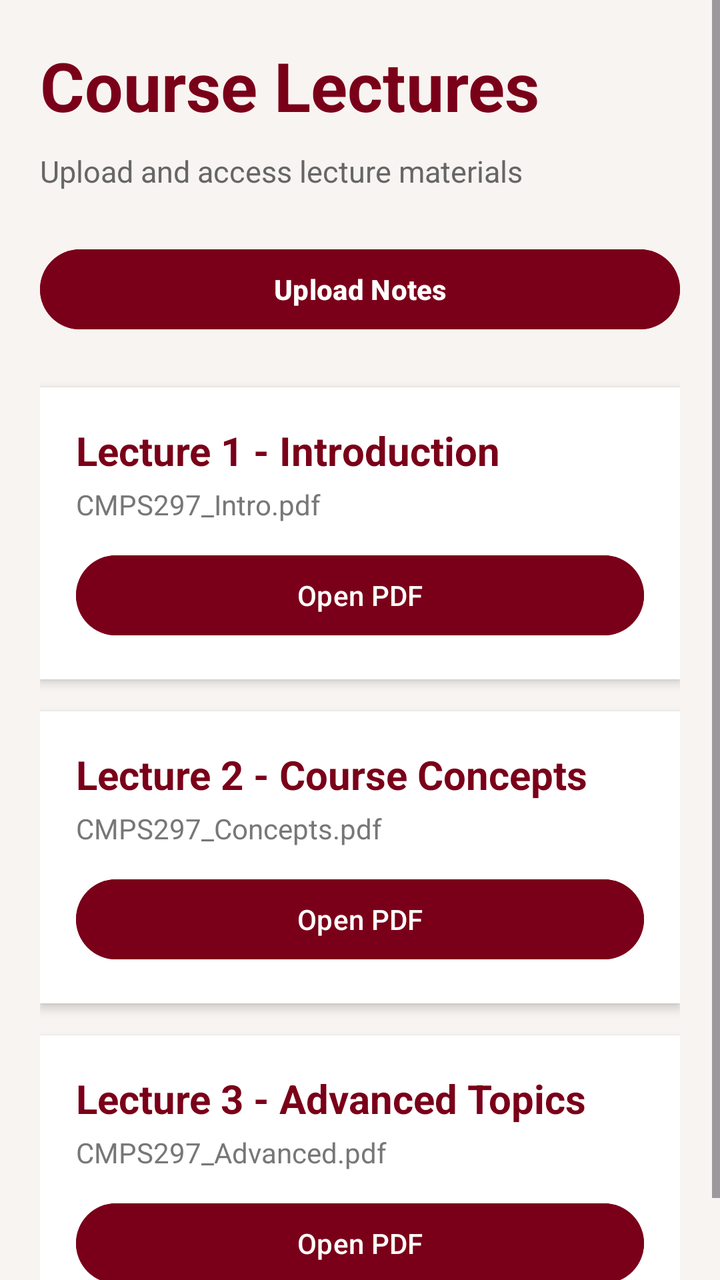
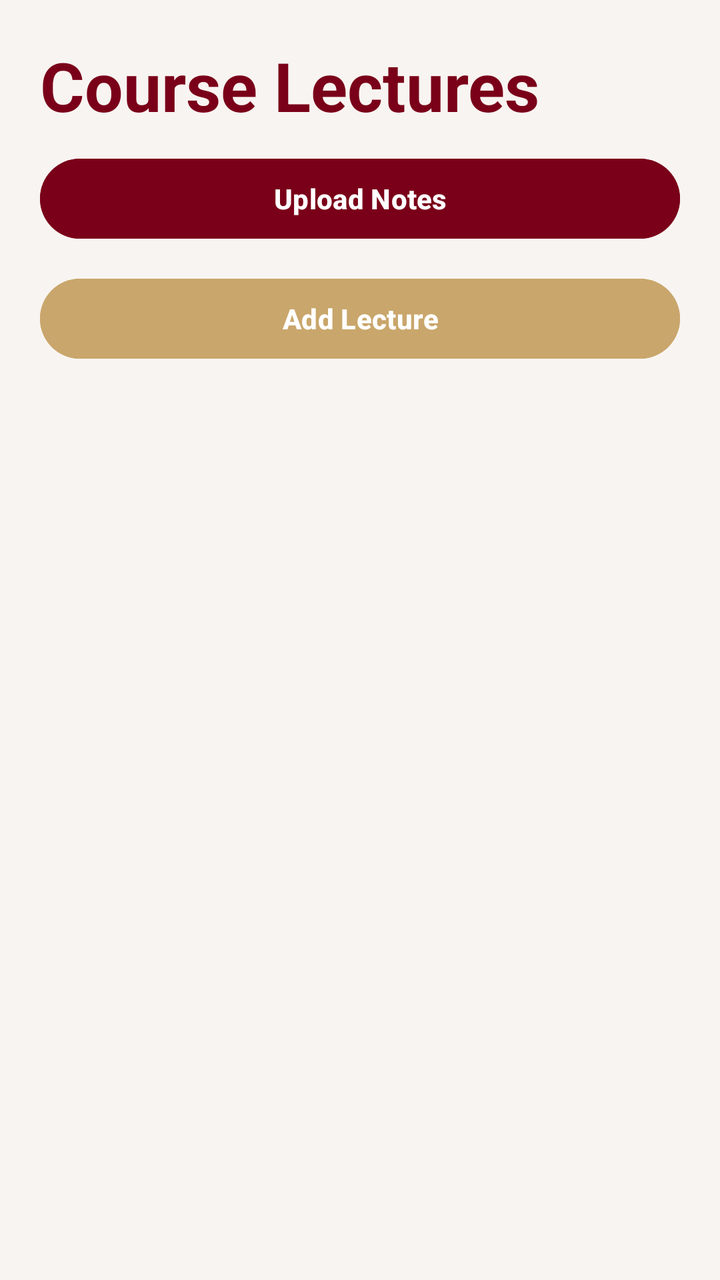

The first picture is an Android layout as it rendered before a commit; the second is the same layout after the commit. The layout source and the unified diff follow.
<!-- AndroidManifest.xml: application theme Theme.AUBStudyNotesApp -->
<!-- res/layout/activity_lectures.xml -->
<?xml version="1.0" encoding="utf-8"?>
<ScrollView xmlns:android="http://schemas.android.com/apk/res/android"
    android:layout_width="match_parent"
    android:layout_height="match_parent"
    android:background="#F8F4F1">

    <LinearLayout
        android:layout_width="match_parent"
        android:layout_height="wrap_content"
        android:orientation="vertical"
        android:padding="20dp">

        <TextView
            android:layout_width="wrap_content"
            android:layout_height="wrap_content"
            android:text="Course Lectures"
            android:textSize="34sp"
            android:textStyle="bold"
            android:textColor="#7A0019"
            android:layout_marginBottom="10dp"/>

        <TextView
            android:layout_width="wrap_content"
            android:layout_height="wrap_content"
            android:text="Upload and access lecture materials"
            android:textSize="15sp"
            android:textColor="#666666"
            android:layout_marginBottom="25dp"/>

        <Button
            android:id="@+id/btnUpload"
            android:layout_width="match_parent"
            android:layout_height="wrap_content"
            android:text="Upload Notes"
            android:textStyle="bold"
            android:textColor="#FFFFFF"
            android:backgroundTint="#7A0019"
            android:layout_marginBottom="25dp"/>

        <LinearLayout
            android:layout_width="match_parent"
            android:layout_height="wrap_content"
            android:orientation="vertical"
            android:background="#FFFFFF"
            android:elevation="3dp"
            android:padding="18dp"
            android:layout_marginBottom="16dp">

            <TextView
                android:layout_width="wrap_content"
                android:layout_height="wrap_content"
                android:text="Lecture 1 - Introduction"
                android:textSize="20sp"
                android:textStyle="bold"
                android:textColor="#7A0019"/>

            <TextView
                android:layout_width="wrap_content"
                android:layout_height="wrap_content"
                android:text="CMPS297_Intro.pdf"
                android:textSize="14sp"
                android:textColor="#777777"
                android:layout_marginTop="4dp"/>

            <Button
                android:id="@+id/btnPdf"
                android:layout_width="match_parent"
                android:layout_height="wrap_content"
                android:text="Open PDF"
                android:textColor="#FFFFFF"
                android:backgroundTint="#7A0019"
                android:layout_marginTop="12dp"/>
        </LinearLayout>

        <LinearLayout
            android:layout_width="match_parent"
            android:layout_height="wrap_content"
            android:orientation="vertical"
            android:background="#FFFFFF"
            android:elevation="3dp"
            android:padding="18dp"
            android:layout_marginBottom="16dp">

            <TextView
                android:layout_width="wrap_content"
                android:layout_height="wrap_content"
                android:text="Lecture 2 - Course Concepts"
                android:textSize="20sp"
                android:textStyle="bold"
                android:textColor="#7A0019"/>

            <TextView
                android:layout_width="wrap_content"
                android:layout_height="wrap_content"
                android:text="CMPS297_Concepts.pdf"
                android:textSize="14sp"
                android:textColor="#777777"
                android:layout_marginTop="4dp"/>

            <Button
                android:id="@+id/btnPdf2"
                android:layout_width="match_parent"
                android:layout_height="wrap_content"
                android:text="Open PDF"
                android:textColor="#FFFFFF"
                android:backgroundTint="#7A0019"
                android:layout_marginTop="12dp"/>
        </LinearLayout>

        <LinearLayout
            android:layout_width="match_parent"
            android:layout_height="wrap_content"
            android:orientation="vertical"
            android:background="#FFFFFF"
            android:elevation="3dp"
            android:padding="18dp">

            <TextView
                android:layout_width="wrap_content"
                android:layout_height="wrap_content"
                android:text="Lecture 3 - Advanced Topics"
                android:textSize="20sp"
                android:textStyle="bold"
                android:textColor="#7A0019"/>

            <TextView
                android:layout_width="wrap_content"
                android:layout_height="wrap_content"
                android:text="CMPS297_Advanced.pdf"
                android:textSize="14sp"
                android:textColor="#777777"
                android:layout_marginTop="4dp"/>

            <Button
                android:id="@+id/btnPdf3"
                android:layout_width="match_parent"
                android:layout_height="wrap_content"
                android:text="Open PDF"
                android:textColor="#FFFFFF"
                android:backgroundTint="#7A0019"
                android:layout_marginTop="12dp"/>
        </LinearLayout>

    </LinearLayout>

</ScrollView>
<!-- resources referenced by this layout -->
<resources>
  <style name="Theme.AUBStudyNotesApp" parent="Base.Theme.AUBStudyNotesApp" />
  <style name="Base.Theme.AUBStudyNotesApp" parent="Theme.Material3.DayNight.NoActionBar">
          
          
      </style>
</resources>

<!-- the commit's change to res/layout/activity_lectures.xml (unified diff, before → after) -->
@@ -5,6 +5,7 @@
     android:background="#F8F4F1">
 
     <LinearLayout
+        android:id="@+id/lectureContainer"
         android:layout_width="match_parent"
         android:layout_height="wrap_content"
         android:orientation="vertical"
@@ -19,14 +20,6 @@
             android:textColor="#7A0019"
             android:layout_marginBottom="10dp"/>
 
-        <TextView
-            android:layout_width="wrap_content"
-            android:layout_height="wrap_content"
-            android:text="Upload and access lecture materials"
-            android:textSize="15sp"
-            android:textColor="#666666"
-            android:layout_marginBottom="25dp"/>
-
         <Button
             android:id="@+id/btnUpload"
             android:layout_width="match_parent"
@@ -35,111 +28,17 @@
             android:textStyle="bold"
             android:textColor="#FFFFFF"
             android:backgroundTint="#7A0019"
-            android:layout_marginBottom="25dp"/>
+            android:layout_marginBottom="12dp"/>
 
-        <LinearLayout
+        <Button
+            android:id="@+id/btnAddLecture"
             android:layout_width="match_parent"
             android:layout_height="wrap_content"
-            android:orientation="vertical"
-            android:background="#FFFFFF"
-            android:elevation="3dp"
-            android:padding="18dp"
-            android:layout_marginBottom="16dp">
-
-            <TextView
-                android:layout_width="wrap_content"
-                android:layout_height="wrap_content"
-                android:text="Lecture 1 - Introduction"
-                android:textSize="20sp"
-                android:textStyle="bold"
-                android:textColor="#7A0019"/>
-
-            <TextView
-                android:layout_width="wrap_content"
-                android:layout_height="wrap_content"
-                android:text="CMPS297_Intro.pdf"
-                android:textSize="14sp"
-                android:textColor="#777777"
-                android:layout_marginTop="4dp"/>
-
-            <Button
-                android:id="@+id/btnPdf"
-                android:layout_width="match_parent"
-                android:layout_height="wrap_content"
-                android:text="Open PDF"
-                android:textColor="#FFFFFF"
-                android:backgroundTint="#7A0019"
-                android:layout_marginTop="12dp"/>
-        </LinearLayout>
-
-        <LinearLayout
-            android:layout_width="match_parent"
-            android:layout_height="wrap_content"
-            android:orientation="vertical"
-            android:background="#FFFFFF"
-            android:elevation="3dp"
-            android:padding="18dp"
-            android:layout_marginBottom="16dp">
-
-            <TextView
-                android:layout_width="wrap_content"
-                android:layout_height="wrap_content"
-                android:text="Lecture 2 - Course Concepts"
-                android:textSize="20sp"
-                android:textStyle="bold"
-                android:textColor="#7A0019"/>
-
-            <TextView
-                android:layout_width="wrap_content"
-                android:layout_height="wrap_content"
-                android:text="CMPS297_Concepts.pdf"
-                android:textSize="14sp"
-                android:textColor="#777777"
-                android:layout_marginTop="4dp"/>
-
-            <Button
-                android:id="@+id/btnPdf2"
-                android:layout_width="match_parent"
-                android:layout_height="wrap_content"
-                android:text="Open PDF"
-                android:textColor="#FFFFFF"
-                android:backgroundTint="#7A0019"
-                android:layout_marginTop="12dp"/>
-        </LinearLayout>
-
-        <LinearLayout
-            android:layout_width="match_parent"
-            android:layout_height="wrap_content"
-            android:orientation="vertical"
-            android:background="#FFFFFF"
-            android:elevation="3dp"
-            android:padding="18dp">
-
-            <TextView
-                android:layout_width="wrap_content"
-                android:layout_height="wrap_content"
-                android:text="Lecture 3 - Advanced Topics"
-                android:textSize="20sp"
-                android:textStyle="bold"
-                android:textColor="#7A0019"/>
-
-            <TextView
-                android:layout_width="wrap_content"
-                android:layout_height="wrap_content"
-                android:text="CMPS297_Advanced.pdf"
-                android:textSize="14sp"
-                android:textColor="#777777"
-                android:layout_marginTop="4dp"/>
-
-            <Button
-                android:id="@+id/btnPdf3"
-                android:layout_width="match_parent"
-                android:layout_height="wrap_content"
-                android:text="Open PDF"
-                android:textColor="#FFFFFF"
-                android:backgroundTint="#7A0019"
-                android:layout_marginTop="12dp"/>
-        </LinearLayout>
+            android:text="Add Lecture"
+            android:textStyle="bold"
+            android:textColor="#FFFFFF"
+            android:backgroundTint="#C9A66B"
+            android:layout_marginBottom="25dp"/>
 
     </LinearLayout>
 
